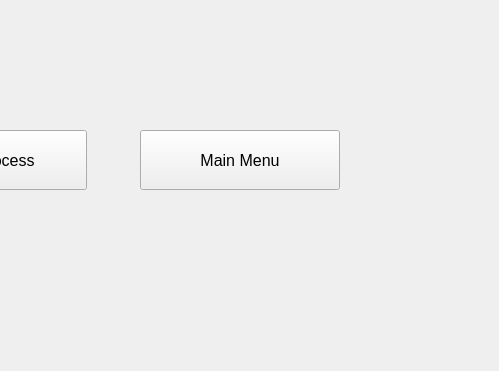
Qt form autobrewer/GUI/UI Files/ProcessStatus.ui (drmwve/Capstone-Project) before a commit; both pictures show x 525 to 1024 and y 229 to 600 of the 1024 by 600 pixel window.
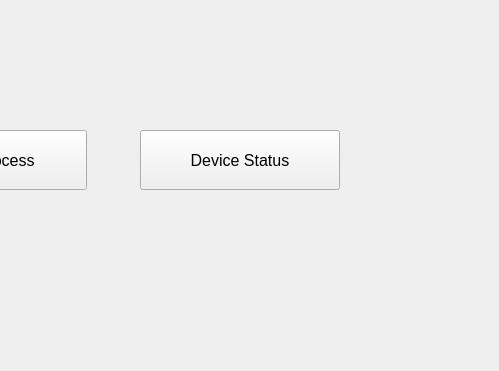
The same form after that commit.

```diff
--- a/autobrewer/GUI/UI Files/ProcessStatus.ui
+++ b/autobrewer/GUI/UI Files/ProcessStatus.ui
@@ -96,7 +96,7 @@
         </font>
        </property>
        <property name="text">
-        <string>Main Menu</string>
+        <string>Device Status</string>
        </property>
       </widget>
      </item>
```
Left out of the diff: 2 changed lines with no effect on the pictures.
